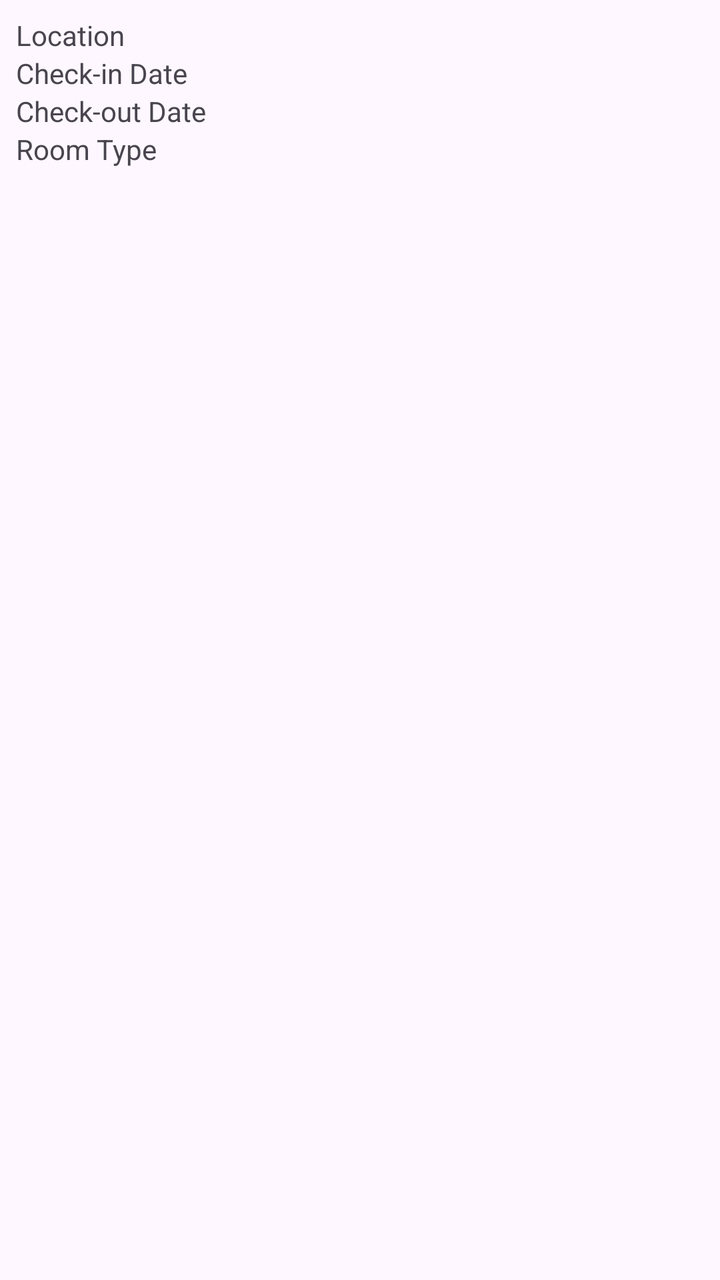
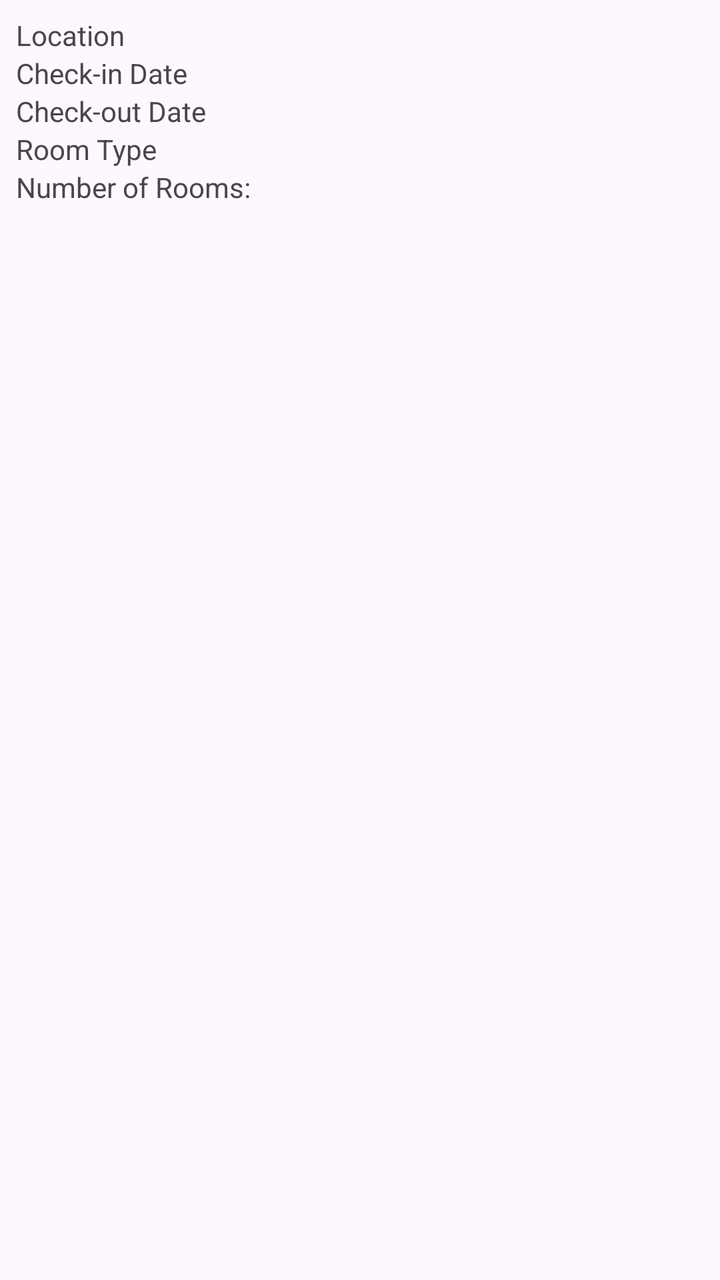

An Android layout rendered at two revisions. The XML below is the earlier revision; the diff shows what the commit changed to produce the second picture.
<!-- AndroidManifest.xml: application theme Theme.SprintProject -->
<!-- res/layout/accommodation_item.xml -->
<?xml version="1.0" encoding="utf-8"?>
<LinearLayout xmlns:android="http://schemas.android.com/apk/res/android"
    android:layout_width="match_parent"
    android:layout_height="wrap_content"
    android:orientation="vertical"
    android:padding="8dp">

    <TextView
        android:id="@+id/locationTextView"
        android:layout_width="wrap_content"
        android:layout_height="wrap_content"
        android:text="Location" />

    <TextView
        android:id="@+id/checkInTextView"
        android:layout_width="wrap_content"
        android:layout_height="wrap_content"
        android:text="Check-in Date" />

    <TextView
        android:id="@+id/checkOutTextView"
        android:layout_width="wrap_content"
        android:layout_height="wrap_content"
        android:text="Check-out Date" />

    <TextView
        android:id="@+id/roomTypeTextView"
        android:layout_width="wrap_content"
        android:layout_height="wrap_content"
        android:text="Room Type" />
</LinearLayout>
<!-- resources referenced by this layout -->
<resources>
  <style name="Theme.SprintProject" parent="Base.Theme.SprintProject" />
  <style name="Base.Theme.SprintProject" parent="Theme.Material3.DayNight.NoActionBar">
          
          
      </style>
</resources>

<!-- the commit's change to res/layout/accommodation_item.xml (unified diff, before → after) -->
@@ -28,4 +28,12 @@
         android:layout_width="wrap_content"
         android:layout_height="wrap_content"
         android:text="Room Type" />
+
+    <TextView
+        android:id="@+id/numberOfRoomsTextView"
+        android:layout_width="wrap_content"
+        android:layout_height="wrap_content"
+        android:text="Number of Rooms: "
+        android:textSize="14sp"/>
+
 </LinearLayout>
